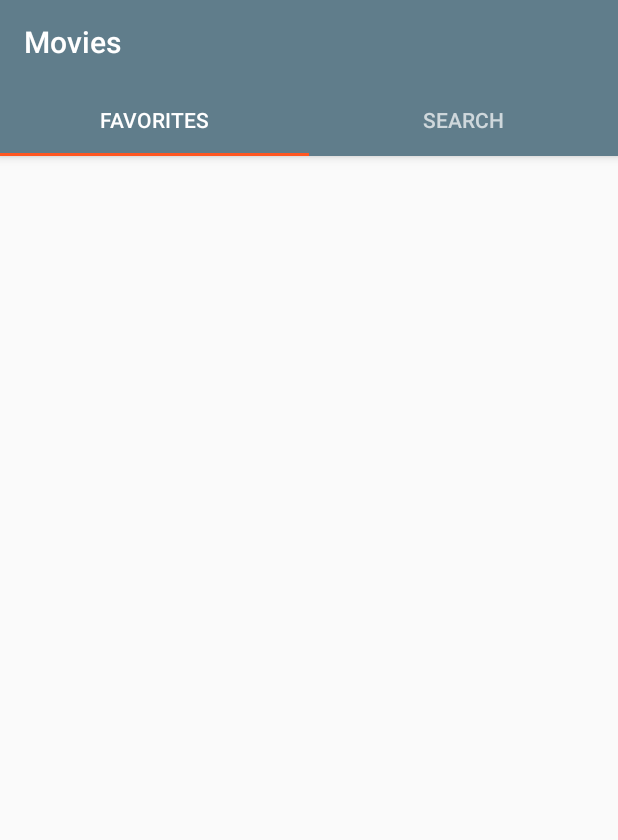
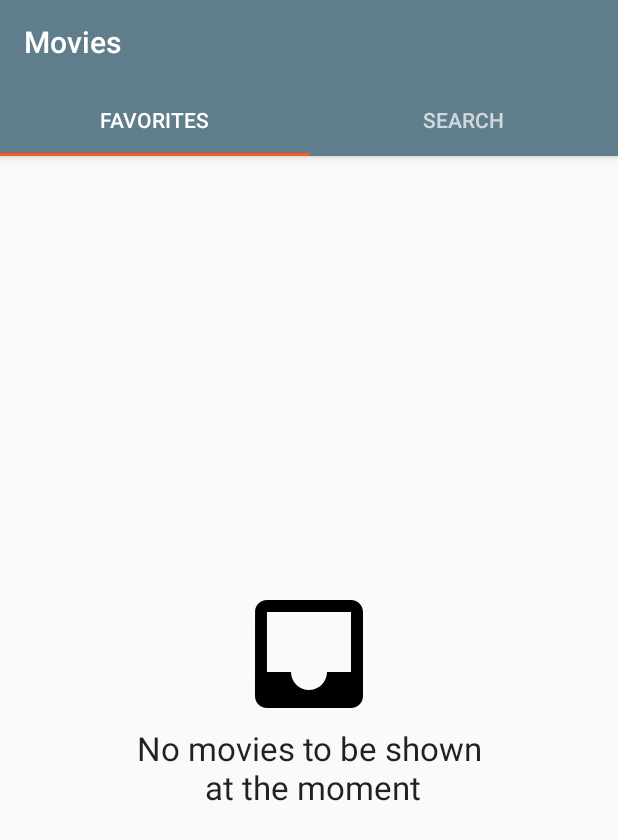
Before and after one commit to nglauber/pos_unibratec_2016_1, an Android app: the screen it shows after launch (MainActivity), on a phone screen of 412 x 824 dp. Shown: the top 840 px of the screen. Run offline under Robolectric (Android 15) with nearby library versions, the phone set to English and light mode, and no system bars; pictures from the network do not load.

Commit message:
Aula 06 Filmes - Implementação de layout para lista vazia

```diff
--- a/Aula04_Filmes/app/src/main/java/br/com/nglauber/aula04_filmes/DetailActivity.java
+++ b/Aula04_Filmes/app/src/main/java/br/com/nglauber/aula04_filmes/DetailActivity.java
@@ -87,7 +87,7 @@ public class DetailActivity extends AppCompatActivity {
                 toggleFavorite(mMovie.getImdbId());
 
                 Snackbar.make(view,
-                        isFavorite ? R.string.msg_added_favorites : R.string.msg_removed_favorites,
+                        isFavorite ? R.string.msg_removed_favorites : R.string.msg_added_favorites,
                         Snackbar.LENGTH_LONG)
                         .setAction(R.string.text_undo, this).show();
             }
--- a/Aula04_Filmes/app/src/main/java/br/com/nglauber/aula04_filmes/FavoriteMoviesFragment.java
+++ b/Aula04_Filmes/app/src/main/java/br/com/nglauber/aula04_filmes/FavoriteMoviesFragment.java
@@ -47,7 +47,6 @@ public class FavoriteMoviesFragment extends Fragment
                              Bundle savedInstanceState) {
 
         View view = inflater.inflate(R.layout.fragment_favorite_movies, container, false);
-
         ListView listView = (ListView) view.findViewById(R.id.favorites_list);
         listView.setOnItemClickListener(new AdapterView.OnItemClickListener() {
             @Override
@@ -66,10 +65,11 @@ public class FavoriteMoviesFragment extends Fragment
                 }
             }
         });
-
         mAdapter = new MovieCursorAdapter(getActivity(), null);
 
         listView.setAdapter(mAdapter);
+
+        listView.setEmptyView(view.findViewById(R.id.empty_view_root));
 
         getActivity().getSupportLoaderManager().initLoader(2, null, this);
 
--- a/Aula04_Filmes/app/src/main/java/br/com/nglauber/aula04_filmes/MovieAdapter.java
+++ b/Aula04_Filmes/app/src/main/java/br/com/nglauber/aula04_filmes/MovieAdapter.java
@@ -65,8 +65,6 @@ public class MovieAdapter extends RecyclerView.Adapter<MovieAdapter.VH> {
         return mMovies.size();
     }
 
-
-
     class VH extends RecyclerView.ViewHolder {
         ImageView imageViewPoster;
         TextView textViewTitle;
--- a/Aula04_Filmes/app/src/main/java/br/com/nglauber/aula04_filmes/MovieListFragment.java
+++ b/Aula04_Filmes/app/src/main/java/br/com/nglauber/aula04_filmes/MovieListFragment.java
@@ -37,6 +37,7 @@ public class MovieListFragment extends Fragment
     MovieAdapter mAdapter;
     List<Movie> mMoviesList;
     LoaderManager mLoaderManager;
+    View mEmptyView;
 
     public MovieListFragment() {
     }
@@ -65,7 +66,7 @@ public class MovieListFragment extends Fragment
                              Bundle savedInstanceState) {
 
         View view = inflater.inflate(R.layout.fragment_movie_list, container, false);
-
+        mEmptyView = view.findViewById(R.id.empty_view_root);
         mRecyclerView = (RecyclerView)view.findViewById(R.id.main_recycler_movies);
         if (getResources().getConfiguration().orientation == Configuration.ORIENTATION_PORTRAIT) {
             mRecyclerView.setLayoutManager(new LinearLayoutManager(getActivity()));
@@ -117,6 +118,9 @@ public class MovieListFragment extends Fragment
             mMoviesList.clear();
             mMoviesList.addAll(data);
             mAdapter.notifyDataSetChanged();
+            mEmptyView.setVisibility(View.GONE);
+        } else {
+            mEmptyView.setVisibility(View.VISIBLE);
         }
     }
 
--- /dev/null
+++ b/Aula04_Filmes/app/src/main/res/drawable/ic_empty_list.xml
@@ -0,0 +1,4 @@
+<vector android:height="96dp" android:viewportHeight="24.0"
+    android:viewportWidth="24.0" android:width="96dp" xmlns:android="http://schemas.android.com/apk/res/android">
+    <path android:fillColor="#FF000000" android:pathData="M19,3L4.99,3c-1.11,0 -1.98,0.89 -1.98,2L3,19c0,1.1 0.88,2 1.99,2L19,21c1.1,0 2,-0.9 2,-2L21,5c0,-1.11 -0.9,-2 -2,-2zM19,15h-4c0,1.66 -1.35,3 -3,3s-3,-1.34 -3,-3L4.99,15L4.99,5L19,5v10z"/>
+</vector>
--- a/Aula04_Filmes/app/src/main/res/layout/fragment_favorite_movies.xml
+++ b/Aula04_Filmes/app/src/main/res/layout/fragment_favorite_movies.xml
@@ -13,4 +13,5 @@
         android:padding="8dp"
         android:clipToPadding="false"/>
 
+    <include layout="@layout/layout_empty_list"/>
 </FrameLayout>
--- a/Aula04_Filmes/app/src/main/res/layout/fragment_movie_list.xml
+++ b/Aula04_Filmes/app/src/main/res/layout/fragment_movie_list.xml
@@ -9,4 +9,6 @@
         android:id="@+id/main_recycler_movies"
         android:layout_width="match_parent"
         android:layout_height="match_parent" />
+
+    <include layout="@layout/layout_empty_list"/>
 </RelativeLayout>
--- /dev/null
+++ b/Aula04_Filmes/app/src/main/res/layout/layout_empty_list.xml
@@ -0,0 +1,16 @@
+<?xml version="1.0" encoding="utf-8"?>
+<LinearLayout xmlns:android="http://schemas.android.com/apk/res/android"
+    android:layout_width="match_parent"
+    android:layout_height="match_parent"
+    android:id="@+id/empty_view_root"
+    android:gravity="center">
+
+    <TextView
+        android:id="@+id/textView"
+        android:layout_width="wrap_content"
+        android:layout_height="wrap_content"
+        android:drawableTop="@drawable/ic_empty_list"
+        android:gravity="center"
+        android:text="@string/empty_text"
+        android:textAppearance="?android:attr/textAppearanceLarge" />
+</LinearLayout>
--- a/Aula04_Filmes/app/src/main/res/values/strings.xml
+++ b/Aula04_Filmes/app/src/main/res/values/strings.xml
@@ -9,4 +9,5 @@
     <string name="msg_added_favorites">Added to favorites</string>
     <string name="msg_removed_favorites">Deleted from favorites</string>
     <string name="text_undo">Undo</string>
+    <string name="empty_text">No movies to be shown\n at the moment</string>
 </resources>
```
